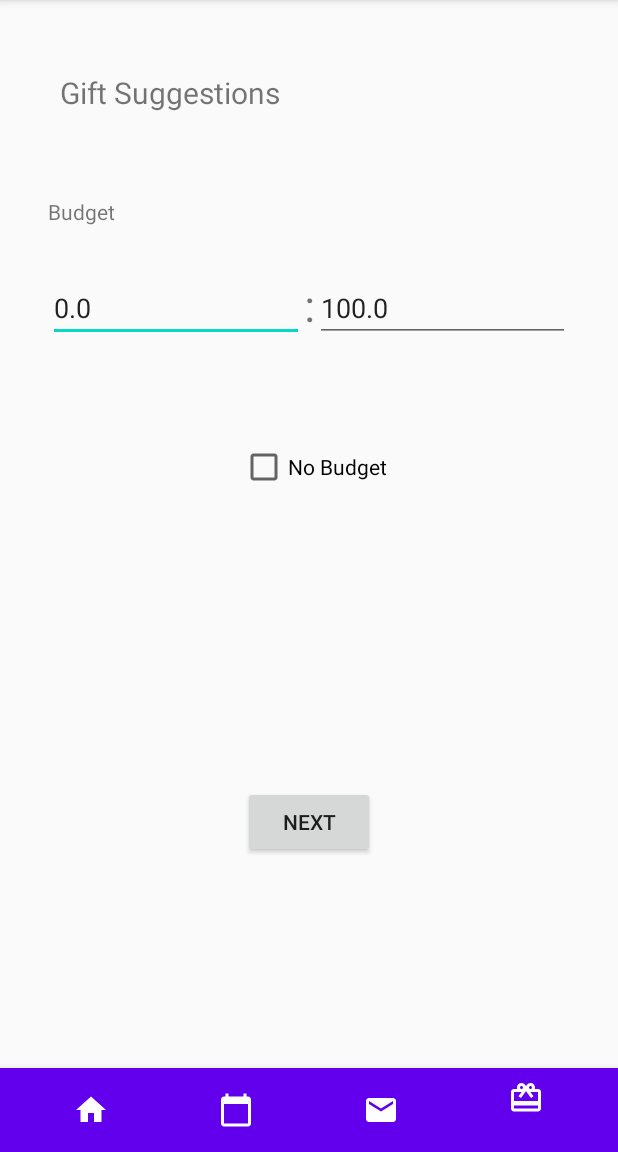
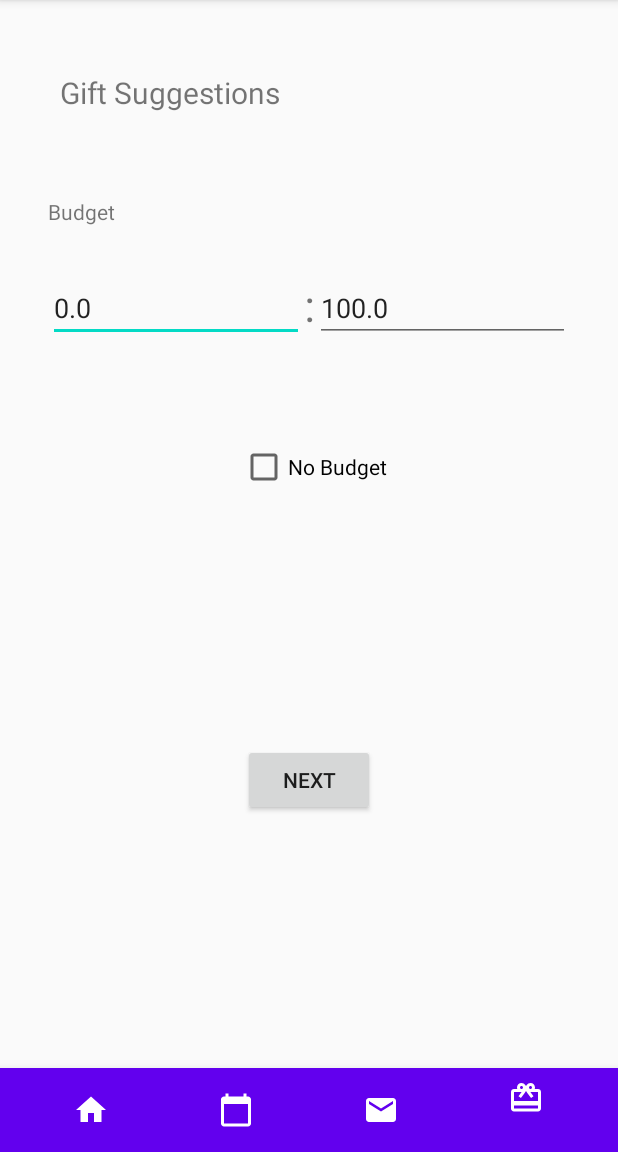
Before and after one commit to mariamedi/AnotherYear, an Android app: the GiftActivity screen opened directly, with no data from a screen before it, on a phone screen of 412 x 824 dp, the part 84-1236 px from its top. Run offline under Robolectric (Android 15) with nearby library versions, the phone set to English and light mode, and no system bars.

Commit message:
activity layout fixes

```diff
--- a/app/src/main/res/layout/activity_gift.xml
+++ b/app/src/main/res/layout/activity_gift.xml
@@ -1,18 +1,19 @@
 <?xml version="1.0" encoding="utf-8"?>
-<RelativeLayout
+<androidx.constraintlayout.widget.ConstraintLayout
     xmlns:android="http://schemas.android.com/apk/res/android"
     xmlns:app="http://schemas.android.com/apk/res-auto"
     android:layout_width="match_parent"
     android:layout_height="match_parent">
 
-
-<FrameLayout
-    xmlns:android="http://schemas.android.com/apk/res/android"
-    android:id="@+id/gift_fragment_container"
-    android:layout_width="match_parent"
-    android:layout_height="match_parent"/>
+    <FrameLayout
+        android:id="@+id/gift_fragment_container"
+        android:layout_width="match_parent"
+        android:layout_height="0dp"
+        app:layout_constraintBottom_toTopOf="@id/bottom_navigation"
+        app:layout_constraintTop_toTopOf="parent" />
 
     <com.google.android.material.bottomnavigation.BottomNavigationView
+        app:layout_constraintTop_toBottomOf="@id/gift_fragment_container"
         android:background="@color/colorPrimary"
         android:id="@+id/bottom_navigation"
         android:layout_width="match_parent"
@@ -22,5 +23,6 @@
         app:itemBackground="@color/colorPrimary"
         app:itemIconTint="@android:color/white"
         app:itemTextColor="@android:color/white"
+        app:layout_constraintBottom_toBottomOf="parent"
         />
-</RelativeLayout>
+</androidx.constraintlayout.widget.ConstraintLayout>
```
Also changed, not shown: app/src/main/res/layout/activity_wish.xml (+10 -11 lines).
